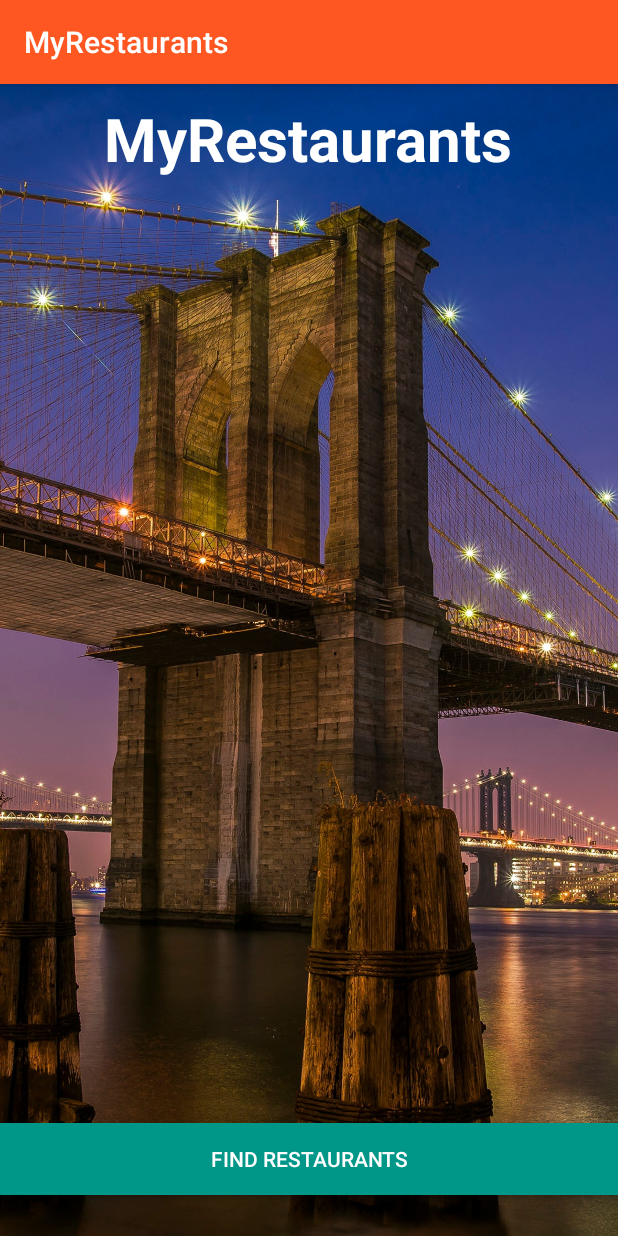
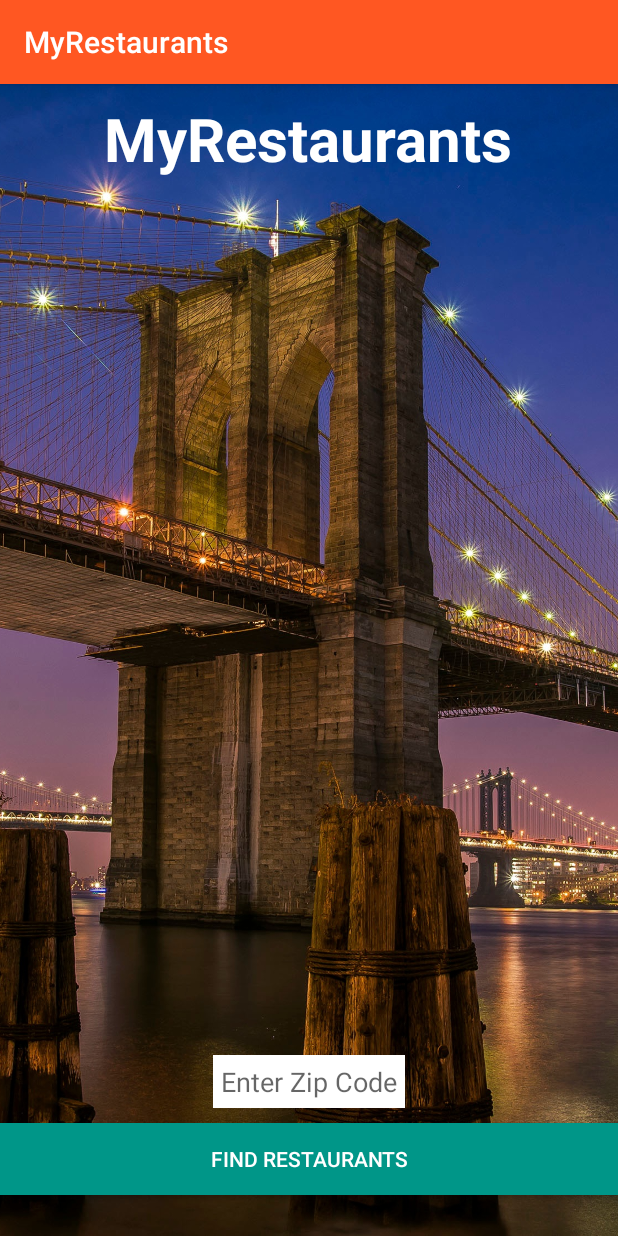
Before and after one commit to crneff84/MyRestaurants, an Android app: the screen it shows after launch (MainActivity), on a phone screen of 412 x 824 dp. Run offline under Robolectric (Android 15) with nearby library versions, the phone set to English and light mode, and no system bars.

Commit message:
add zip code input

```diff
--- a/app/src/main/AndroidManifest.xml
+++ b/app/src/main/AndroidManifest.xml
@@ -15,6 +15,7 @@
                 <category android:name="android.intent.category.LAUNCHER" />
             </intent-filter>
         </activity>
+        <activity android:name=".RestaurantsActivity"></activity>
     </application>
 
 </manifest>
--- a/app/src/main/java/com/epicodus/myrestaurants/MainActivity.java
+++ b/app/src/main/java/com/epicodus/myrestaurants/MainActivity.java
@@ -1,13 +1,34 @@
 package com.epicodus.myrestaurants;
 
+import android.content.Intent;
 import android.support.v7.app.AppCompatActivity;
 import android.os.Bundle;
+import android.util.Log;
+import android.view.View;
+import android.widget.Button;
+import android.widget.EditText;
+import android.widget.Toast;
 
 public class MainActivity extends AppCompatActivity {
+    private static final String TAG = MainActivity.class.getSimpleName();
+    private Button mFindRestaurantsButton;
+    private EditText mLocationEditText;
 
     @Override
     protected void onCreate(Bundle savedInstanceState) {
         super.onCreate(savedInstanceState);
         setContentView(R.layout.activity_main);
+
+        mLocationEditText = (EditText) findViewById(R.id.locationEditText);
+        mFindRestaurantsButton = (Button) findViewById(R.id.findRestaurantsButton);
+        mFindRestaurantsButton.setOnClickListener(new View.OnClickListener() {
+            @Override
+            public void onClick(View view) {
+                String location = mLocationEditText.getText().toString();
+                Log.d(TAG, location);
+                Intent intent = new Intent(MainActivity.this, RestaurantsActivity.class);
+                startActivity(intent);
+            }
+        });
     }
 }
--- a/app/src/main/res/layout/activity_main.xml
+++ b/app/src/main/res/layout/activity_main.xml
@@ -38,4 +38,15 @@
         android:layout_alignParentTop="true"
         android:layout_centerHorizontal="true" />
 
+    <EditText
+        android:layout_width="wrap_content"
+        android:layout_height="wrap_content"
+        android:layout_above="@+id/findRestaurantsButton"
+        android:layout_centerHorizontal="true"
+        android:background="@color/colorTextIcons"
+        android:layout_marginBottom="10dp"
+        android:padding="5dp"
+        android:hint="Enter Zip Code"
+        android:id="@+id/locationEditText" />
+
 </RelativeLayout>
```
Also changed, not shown: app/src/main/java/com/epicodus/myrestaurants/RestaurantsActivity.java (added, +13 -0 lines), app/src/main/res/layout/activity_restaurants.xml (added, +13 -0 lines).
